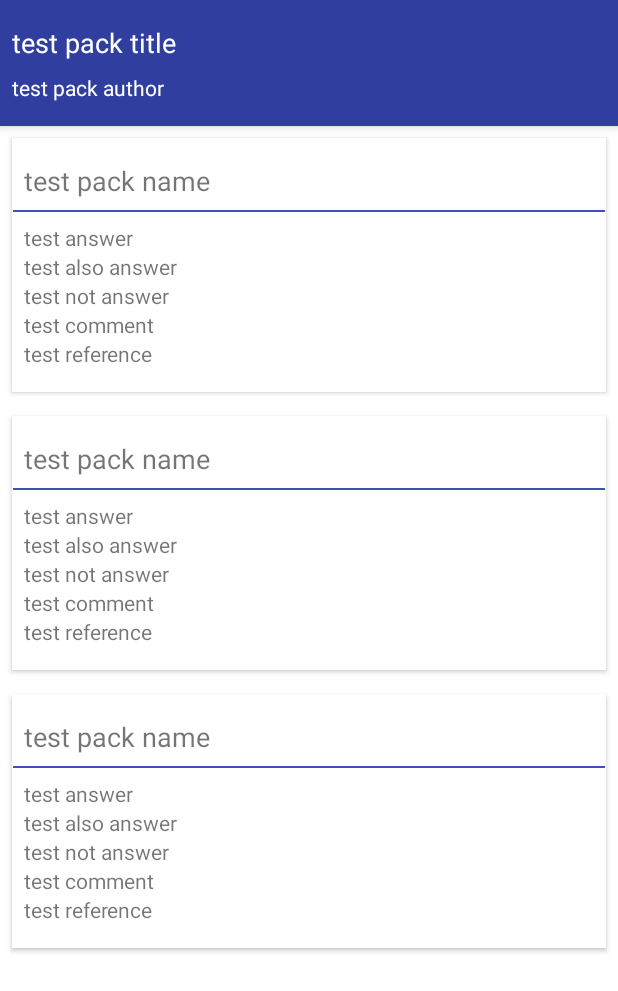
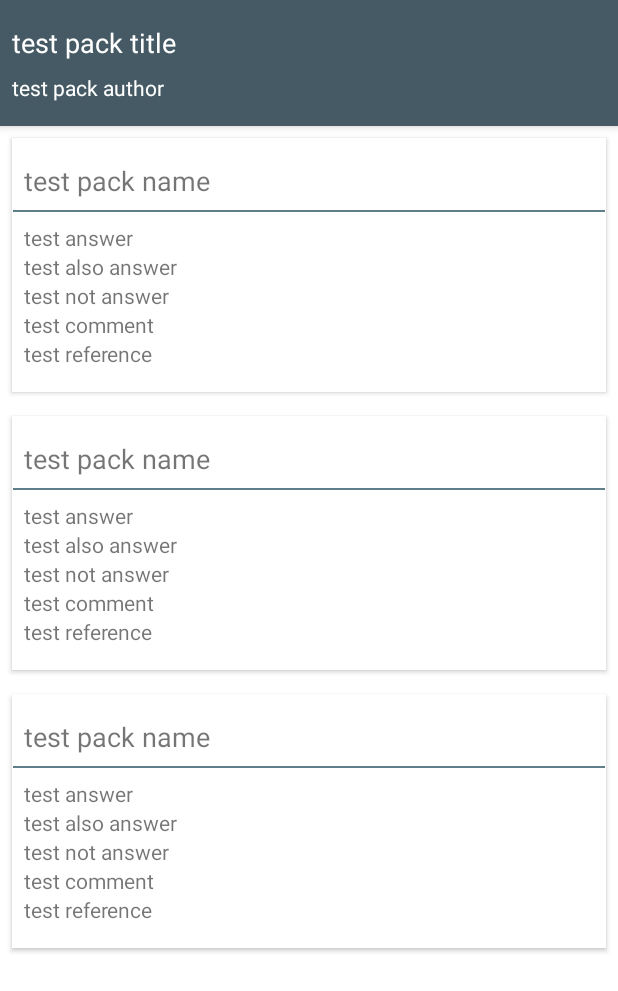
Before and after one commit to atanana/si-reader, an Android app: the layout fragment_pack.xml on its own in the app's theme, with its tools: preview values and no code run, on a phone screen of 412 x 824 dp. Shown: the top 991 px of the screen. Run offline under Robolectric (Android 15) with nearby library versions, the phone set to English and light mode, and no system bars.

Commit message:
change color scheme

```diff
--- a/app/src/main/res/drawable/item_background.xml
+++ b/app/src/main/res/drawable/item_background.xml
@@ -1,6 +1,6 @@
 <?xml version="1.0" encoding="utf-8"?>
 <ripple xmlns:android="http://schemas.android.com/apk/res/android"
-    android:color="@color/colorGrey">
+    android:color="@color/primary_light">
     <item>
         <color android:color="@color/card_background" />
     </item>
--- a/app/src/main/res/drawable/line.xml
+++ b/app/src/main/res/drawable/line.xml
@@ -3,5 +3,5 @@
     android:shape="line">
     <stroke
         android:width="1dp"
-        android:color="@color/colorPrimary" />
+        android:color="@color/primary" />
 </shape>
--- a/app/src/main/res/values/colors.xml
+++ b/app/src/main/res/values/colors.xml
@@ -1,9 +1,14 @@
 <?xml version="1.0" encoding="utf-8"?>
 <resources>
-    <color name="colorPrimary">#3F51B5</color>
-    <color name="colorPrimaryDark">#303F9F</color>
-    <color name="colorAccent">#FF4081</color>
-    <color name="colorGrey">#9E9E9E</color>
     <color name="card_background">#FFFFFF</color>
     <color name="background">#FFFFFF</color>
+
+    <color name="primary">#607D8B</color>
+    <color name="primary_dark">#455A64</color>
+    <color name="primary_light">#CFD8DC</color>
+    <color name="accent">#FF5722</color>
+    <color name="primary_text">#212121</color>
+    <color name="secondary_text">#757575</color>
+    <color name="icons">#FFFFFF</color>
+    <color name="divider">#BDBDBD</color>
 </resources>
--- a/app/src/main/res/values/styles.xml
+++ b/app/src/main/res/values/styles.xml
@@ -3,9 +3,9 @@
     <!-- Base application theme. -->
     <style name="AppTheme" parent="Theme.AppCompat.Light.DarkActionBar">
         <!-- Customize your theme here. -->
-        <item name="colorPrimary">@color/colorPrimary</item>
-        <item name="colorPrimaryDark">@color/colorPrimaryDark</item>
-        <item name="colorAccent">@color/colorAccent</item>
+        <item name="colorPrimary">@color/primary</item>
+        <item name="colorPrimaryDark">@color/primary_dark</item>
+        <item name="colorAccent">@color/accent</item>
     </style>
 
     <style name="AppTheme.NoActionBar">
@@ -33,7 +33,7 @@
     <style name="HeaderItem" parent="ListItem">
         <item name="android:layout_margin">0dp</item>
         <item name="android:elevation">@dimen/app_bar_elevation</item>
-        <item name="android:background">@color/colorPrimaryDark</item>
+        <item name="android:background">@color/primary_dark</item>
     </style>
 
     <style name="TitleText">
```
